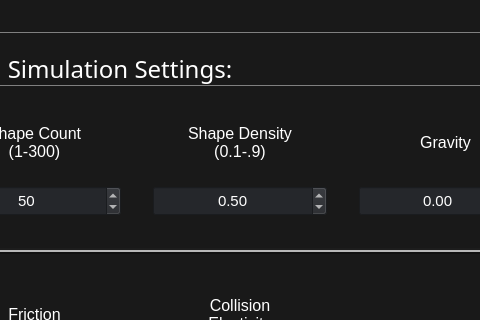
Old version of the form mainwindow.ui in the repository mwdle/BounceLab; both pictures show x 383 to 863 and y 152 to 472 of the 1000 by 800 pixel window.
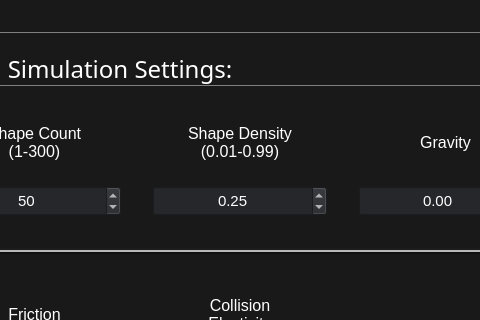
New version of the form. The open tabs and pages were chosen to show the change. Icons and pictures are not drawn. Custom widgets are drawn as their Qt base class.

```diff
--- a/mainwindow.ui
+++ b/mainwindow.ui
@@ -1173,7 +1173,7 @@
                      </property>
                      <property name="text">
                       <string>Shape Density
-(0.1-.9)</string>
+(0.01-0.99)</string>
                      </property>
                      <property name="alignment">
                       <set>Qt::AlignCenter</set>
@@ -1322,16 +1322,16 @@
                       <set>Qt::AlignCenter</set>
                      </property>
                      <property name="minimum">
-                      <double>0.100000000000000</double>
+                      <double>0.010000000000000</double>
                      </property>
                      <property name="maximum">
-                      <double>0.900000000000000</double>
+                      <double>1.000000000000000</double>
                      </property>
                      <property name="singleStep">
                       <double>0.100000000000000</double>
                      </property>
                      <property name="value">
-                      <double>0.500000000000000</double>
+                      <double>0.250000000000000</double>
                      </property>
                     </widget>
                    </item>
```
Left out of the diff: 4 changed lines with no effect on the pictures.
